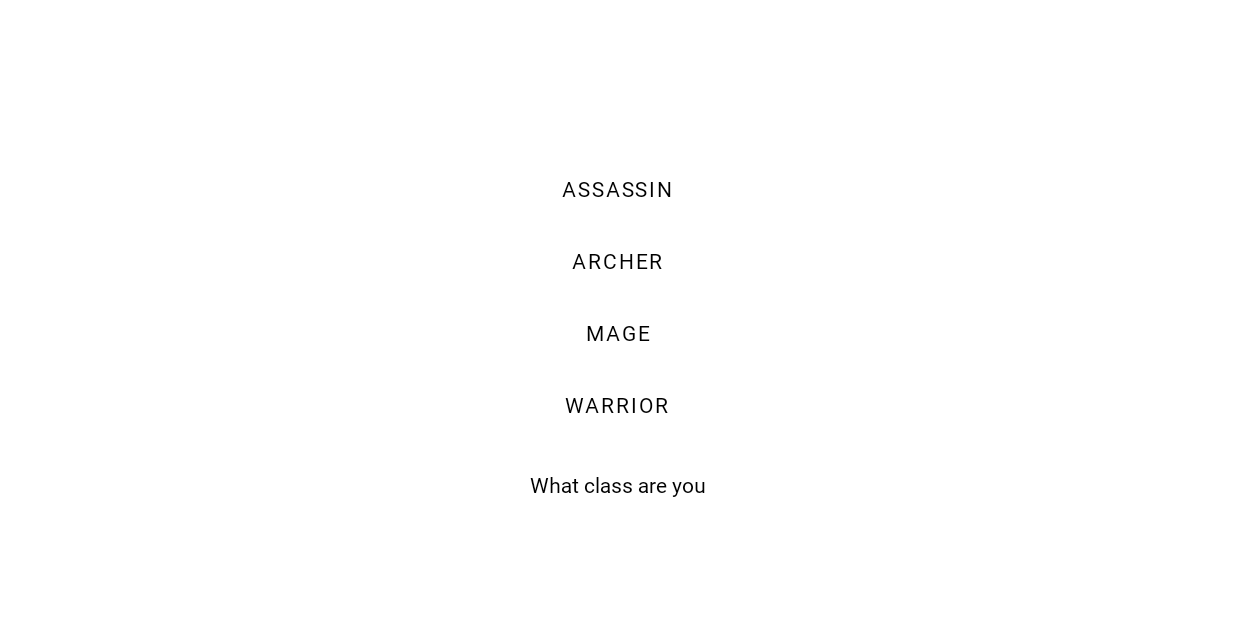
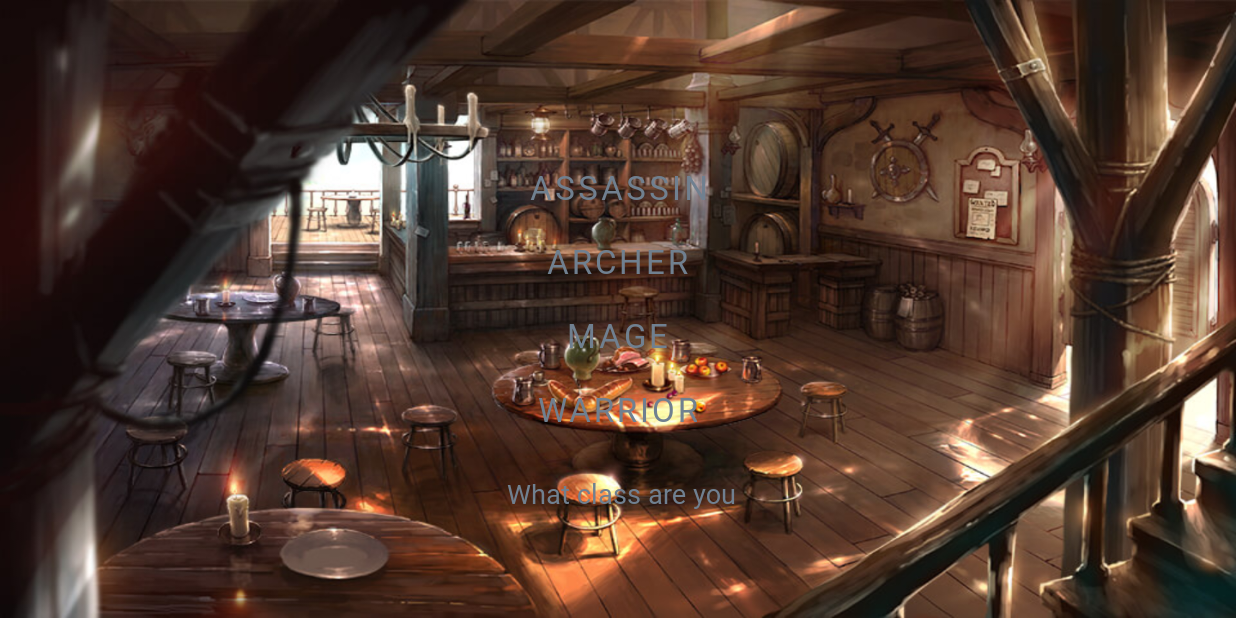
Before and after one commit to NathanielRijndorp/group2_DecisionBasedGame, an Android app: the screen it shows after launch (GameScreen), after a tap on "START GAME", on a phone screen of 824 x 412 dp (held sideways). Run offline under Robolectric (Android 15) with nearby library versions, the phone set to English and light mode, and no system bars.

Commit message:
New update. what did i add? hulaan mo :)

```diff
--- a/app/src/main/java/com/example/group2_decisionbasedgame/GameScreen.java
+++ b/app/src/main/java/com/example/group2_decisionbasedgame/GameScreen.java
@@ -3,15 +3,25 @@ package com.example.group2_decisionbasedgame;
 
 import android.content.res.Resources;
 import android.os.Bundle;
+import android.os.Handler;
+import android.os.Message;
 import android.view.View;
 import android.view.Window;
 import android.view.WindowManager;
 import android.widget.Button;
+import android.widget.ImageView;
 import android.widget.TextView;
 
 import androidx.appcompat.app.AppCompatActivity;
+import androidx.constraintlayout.widget.ConstraintLayout;
+import androidx.constraintlayout.widget.ConstraintSet;
+
+import org.w3c.dom.Text;
 
 import java.lang.reflect.Array;
+import java.util.Objects;
+import java.util.Timer;
+import java.util.TimerTask;
 
 public class GameScreen extends AppCompatActivity implements View.OnClickListener {
 
@@ -19,8 +29,9 @@ public class GameScreen extends AppCompatActivity implements View.OnClickListene
     TextView dialogueText;
     int gameState;
     int gameTurn;
-
+    ConstraintLayout background;
     String[] defText, game;
+    Timer timer;
 
     @Override
     protected void onCreate(Bundle savedInstanceState) {
@@ -28,67 +39,136 @@ public class GameScreen extends AppCompatActivity implements View.OnClickListene
         requestWindowFeature(Window.FEATURE_NO_TITLE);
         this.getWindow().setFlags(WindowManager.LayoutParams.FLAG_FULLSCREEN,WindowManager.LayoutParams.FLAG_FULLSCREEN);
         setContentView(R.layout.activity_game_screen);
-        getSupportActionBar().hide();
+        Objects.requireNonNull(getSupportActionBar()).hide();
 
-
+        //Set the default text
         defText = getResources().getStringArray(R.array.default_text);
+        //Set the game text
         game = getResources().getStringArray(R.array.default_text);
-
+        //Buttons for choices
         choice1 = findViewById(R.id.button1);
         choice2 = findViewById(R.id.button2);
         choice3 = findViewById(R.id.button3);
         choice4 = findViewById(R.id.button4);
-
+        //Buttons for choices onClickListener
         choice1.setOnClickListener(this);
         choice2.setOnClickListener(this);
         choice3.setOnClickListener(this);
         choice4.setOnClickListener(this);
+        //Set dialogue text
         dialogueText = findViewById(R.id.gameText);
+        //Set Game Background
+        background = findViewById(R.id.backgroundGame);
+        //Set the default image view.
+        background.setBackgroundResource(R.drawable.worldsendtable);
 
-
-        dialogueText.setText(defText[0]);
+        // Set text to default scenario.
+        dialogueText.setText(" ");
         choice1.setText(defText[1]);
         choice2.setText(defText[2]);
         choice3.setText(defText[3]);
         choice4.setText(defText[4]);
+        setText(defText[0]);
+    }
+    public void enableButton () {
+        choice1.setVisibility(View.VISIBLE);
+        choice2.setVisibility(View.VISIBLE);
+        choice3.setVisibility(View.VISIBLE);
+        choice4.setVisibility(View.VISIBLE);
+    }
+    public void disableButton () {
+        choice1.setVisibility(View.GONE);
+        choice2.setVisibility(View.GONE);
+        choice3.setVisibility(View.GONE);
+        choice4.setVisibility(View.GONE);
 
     }
+    public void setText(final String s)
+    {
+        int[] i = new int[1];
+        i[0] = 0;
+        int length = s.length();
+        Handler handler;
+        handler = new Handler()
+        {
+            @Override
+            public void handleMessage(Message msg) {
+                super.handleMessage(msg);
+                char c= s.charAt(i[0]);
+                dialogueText.append(String.valueOf(c));
+                i[0]++;
+
+            }
+        };
+        timer = new Timer();
+        disableButton();
+        Handler handler2 = new Handler();
+        Runnable enabledButtonRunnable = new Runnable() {
+            @Override
+            public void run() {
+                enableButton();
+            }
+        };
+        TimerTask taskEverySplitSecond = new TimerTask() {
+            @Override
+            public void run() {
+                handler.sendEmptyMessage(0);
+                if (i[0] == length - 1) {
+                    timer.cancel();
+                    timer.purge();
+                }
+            }
+        };
+        timer.schedule(taskEverySplitSecond, 1, 75);
+        handler2.postDelayed(enabledButtonRunnable, s.length()*75);
+    }
     public void game() {
-        if (gameTurn == 0) {
+        if (gameTurn == 0) { //Turn 1
+            game = getResources().getStringArray(R.array.dialogue1);
+            dialogueText.setText(" ");
+        } else if (gameTurn == 1) { //Turn 2
             game = getResources().getStringArray(R.array.scenario_1);
-        } else if (gameTurn == 1) {
-            game = getResources().getStringArray(R.array.scenario_2);
-        } else if (gameTurn == 2) {
+            dialogueText.setText(" ");
+        } else if (gameTurn == 2) { //Turn 3
             game = getResources().getStringArray(R.array.scenario_3);
-        } else if (gameTurn == 3) {
+            dialogueText.setText(" ");
+        } else if (gameTurn == 3) { //Turn 4
             game = getResources().getStringArray(R.array.scenario_4);
-        } else if (gameTurn == 4) {
+            background.setBackgroundResource(R.drawable.forestinside);
+            dialogueText.setText(" ");
+        } else if (gameTurn == 4) { //Turn 5
             game = getResources().getStringArray(R.array.scenario_5);
-        } else if (gameTurn == 5) {
+            dialogueText.setText(" ");
+        } else if (gameTurn == 5) {//Turn 6
             game = getResources().getStringArray(R.array.scenario_1);
-        } else if (gameTurn == 6) {
+            dialogueText.setText(" ");
+        } else if (gameTurn == 6) {//Turn 7
             game = getResources().getStringArray(R.array.scenario_1);
-        } else if (gameTurn == 7) {
+            dialogueText.setText(" ");
+        } else if (gameTurn == 7) {//Turn 8
             game = getResources().getStringArray(R.array.scenario_1);
-        } else if (gameTurn == 8) {
+            dialogueText.setText(" ");
+        } else if (gameTurn == 8) {//Turn 9
             game = getResources().getStringArray(R.array.scenario_1);
-        } else if (gameTurn == 9) {
+            dialogueText.setText(" ");
+        } else if (gameTurn == 9) {//Turn 10
             game = getResources().getStringArray(R.array.scenario_1);
-        } else if (gameTurn == 10) {
+        } else if (gameTurn == 10) {//Turn 11
             game = getResources().getStringArray(R.array.scenario_1);
-        } else if (gameTurn == 11) {
+        } else if (gameTurn == 11) {//Turn 12
             game = getResources().getStringArray(R.array.scenario_1);
-        } else if (gameTurn == 12) {
+        } else if (gameTurn == 12) {//Turn 13
             game = getResources().getStringArray(R.array.scenario_1);
         }
     }
     @Override
     public void onClick(View view) {
+        timer.cancel();
         game();
         dialogueText = findViewById(R.id.gameText);
         switch (view.getId()) {
             case R.id.button1:
-                dialogueText.setText(game[0]);
+                setText(game[0]);
                 choice1.setText(game[1]);
                 choice2.setText(game[2]);
                 choice3.setText(game[3]);
@@ -97,7 +177,7 @@ public class GameScreen extends AppCompatActivity implements View.OnClickListene
                 gameTurn++;
                 break;
             case R.id.button2:
-                dialogueText.setText(game[5]);
+                setText(game[5]);
                 choice1.setText(game[6]);
                 choice2.setText(game[7]);
                 choice3.setText(game[8]);
@@ -106,7 +186,7 @@ public class GameScreen extends AppCompatActivity implements View.OnClickListene
                 gameTurn++;
                 break;
             case R.id.button3:
-                dialogueText.setText(game[10]);
+                setText(game[10]);
                 choice1.setText(game[11]);
                 choice2.setText(game[12]);
                 choice3.setText(game[13]);
@@ -115,7 +195,7 @@ public class GameScreen extends AppCompatActivity implements View.OnClickListene
                 gameTurn++;
                 break;
             case R.id.button4:
-                dialogueText.setText(game[15]);
+                setText(game[15]);
                 choice1.setText(game[16]);
                 choice2.setText(game[17]);
                 choice3.setText(game[18]);
--- a/app/src/main/res/layout/activity_game_screen.xml
+++ b/app/src/main/res/layout/activity_game_screen.xml
@@ -2,44 +2,48 @@
 <androidx.constraintlayout.widget.ConstraintLayout xmlns:android="http://schemas.android.com/apk/res/android"
     xmlns:app="http://schemas.android.com/apk/res-auto"
     xmlns:tools="http://schemas.android.com/tools"
+    android:id="@+id/backgroundGame"
     android:layout_width="match_parent"
     android:layout_height="match_parent"
     tools:context=".GameScreen">
 
     <TextView
         android:id="@+id/gameText"
-        android:fontFamily="@font/genshinfont"
         android:layout_width="wrap_content"
         android:layout_height="wrap_content"
         android:background="?android:attr/selectableItemBackground"
+        android:fontFamily="@font/genshinfont"
         android:text="scenario x(will be replaced with strings later on)"
-        android:textColor="@color/black"
+        android:textColor="@color/grey"
+        android:textSize="18sp"
         app:layout_constraintBottom_toBottomOf="parent"
         app:layout_constraintEnd_toEndOf="parent"
         app:layout_constraintStart_toStartOf="parent"
         app:layout_constraintTop_toTopOf="parent"
-        app:layout_constraintVertical_bias="0.798" />
+        app:layout_constraintVertical_bias="0.818" />
 
     <Button
         android:id="@+id/button2"
-        android:fontFamily="@font/genshinfont"
+        android:textSize="22sp"
         android:layout_width="wrap_content"
         android:layout_height="wrap_content"
         android:background="?android:attr/selectableItemBackground"
+        android:fontFamily="@font/genshinfont"
         android:text="Button"
-        android:textColor="@color/black"
+        android:textColor="@color/grey"
         app:layout_constraintBottom_toTopOf="@+id/button1"
         app:layout_constraintEnd_toEndOf="@+id/button1"
         app:layout_constraintStart_toStartOf="@+id/button1" />
 
     <Button
         android:id="@+id/button1"
-        android:fontFamily="@font/genshinfont"
+        android:textSize="22sp"
         android:layout_width="wrap_content"
         android:layout_height="wrap_content"
         android:background="?android:attr/selectableItemBackground"
+        android:fontFamily="@font/genshinfont"
         android:text="Button"
-        android:textColor="@color/black"
+        android:textColor="@color/grey"
         app:layout_constraintBottom_toTopOf="@+id/gameText"
         app:layout_constraintEnd_toEndOf="parent"
         app:layout_constraintHorizontal_bias="0.499"
@@ -49,24 +53,26 @@
 
     <Button
         android:id="@+id/button3"
-        android:fontFamily="@font/genshinfont"
+        android:textSize="22sp"
         android:layout_width="wrap_content"
         android:layout_height="wrap_content"
         android:background="?android:attr/selectableItemBackground"
+        android:fontFamily="@font/genshinfont"
         android:text="Button"
-        android:textColor="@color/black"
+        android:textColor="@color/grey"
         app:layout_constraintBottom_toTopOf="@+id/button2"
         app:layout_constraintEnd_toEndOf="@+id/button2"
         app:layout_constraintStart_toStartOf="@+id/button2" />
 
     <Button
         android:id="@+id/button4"
-        android:fontFamily="@font/genshinfont"
+        android:textSize="22sp"
         android:layout_width="wrap_content"
         android:layout_height="wrap_content"
         android:background="?android:attr/selectableItemBackground"
+        android:fontFamily="@font/genshinfont"
         android:text="Button"
-        android:textColor="@color/black"
+        android:textColor="@color/grey"
         app:layout_constraintBottom_toTopOf="@+id/button3"
         app:layout_constraintEnd_toEndOf="@+id/button3"
         app:layout_constraintStart_toStartOf="@+id/button3" />
--- a/app/src/main/res/values/colors.xml
+++ b/app/src/main/res/values/colors.xml
@@ -7,6 +7,8 @@
     <color name="teal_700">#FF018786</color>
     <color name="black">#FF000000</color>
     <color name="white">#FFFFFFFF</color>
+    <color name="seafoamgreen">#9FE2BF</color>
+    <color name="grey">#708090</color>
 
     <color name="rainbow1">#FF9AA2</color>
     <color name="rainbow2">#FFB7B2</color>
--- /dev/null
+++ b/app/src/main/res/values/dialoguechatter.xml
@@ -0,0 +1,68 @@
+<?xml version="1.0" encoding="utf-8"?>
+<resources>
+    <string-array name="dialogue1">
+        //Scenario 2_1 Text
+        <item>Scenario 2_1 Text </item>
+
+
+        <item>Scenario 2_1 Choice 1 </item>
+
+        <item>Scenario 2_1 Choice 2 </item>
+
+
+        <item>Scenario 2_1 Choice 3 </item>
+
+
+        <item>Scenario 2_1 Choice 4 </item>
+
+        //Scenario 2_2 Text
+        <item>Scenario 2_2 Text </item>
+
+
+        <item>Scenario 2_2 Choice 1 </item>
+
+        <item>Scenario 2_2 Choice 2 </item>
+
+        <item>Scenario 2_2 Choice 3 </item>
+
+        <item>Scenario 2_2 Choice 4 </item>
+
+        //Scenario 2_3 Text
+        <item>Scenario 2_3 Text </item>
+
+
+        <item>Scenario 2_3 Choice 1 </item>
+
+
+        <item>Scenario 2_3 Choice 2 </item>
+
+        <item>Scenario 2_3 Choice 3 </item>
+
+
+        <item>Scenario 2_3 Choice 4 </item>
+
+        //Scenario 2_4 Text
+        <item>Scenario 2_4 Text </item>
+
+
+        <item>Scenario 2_4 Choice 1 </item>
+
+
+        <item>Scenario 2_4 Choice 2</item>
+
+
+        <item>Scenario 2_4 Choice 3 </item>
+
+
+        <item>Scenario 2_4 Choice 4 </item>
+
+    </string-array>
+
+
+
+
+
+
+
+
+</resources>
```
Also changed, not shown: app/src/main/java/com/example/group2_decisionbasedgame/Credits.java (+6 -2 lines), app/src/main/res/drawable-v24/forestinside.jpg (added), app/src/main/res/drawable-v24/forestoutskirts.jpg (added), app/src/main/res/drawable-v24/signbackgrounds.png (added), app/src/main/res/drawable-v24/worldsendtable.jpeg (added).
